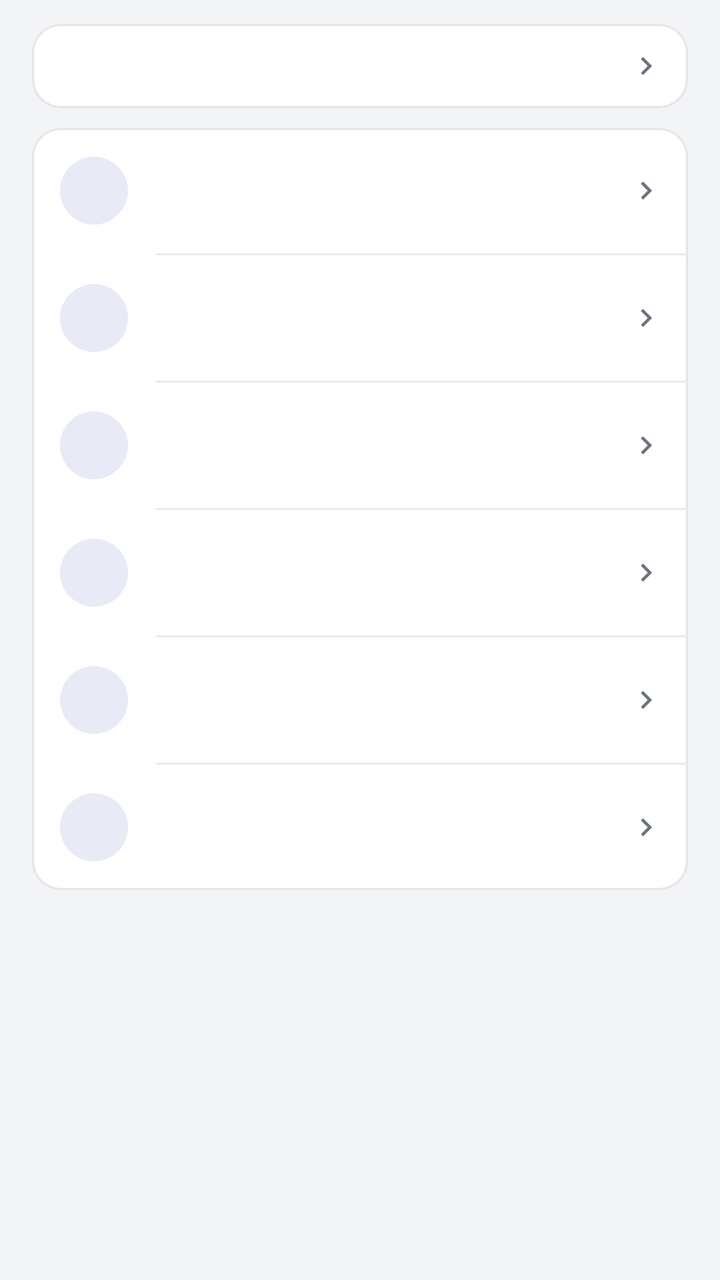
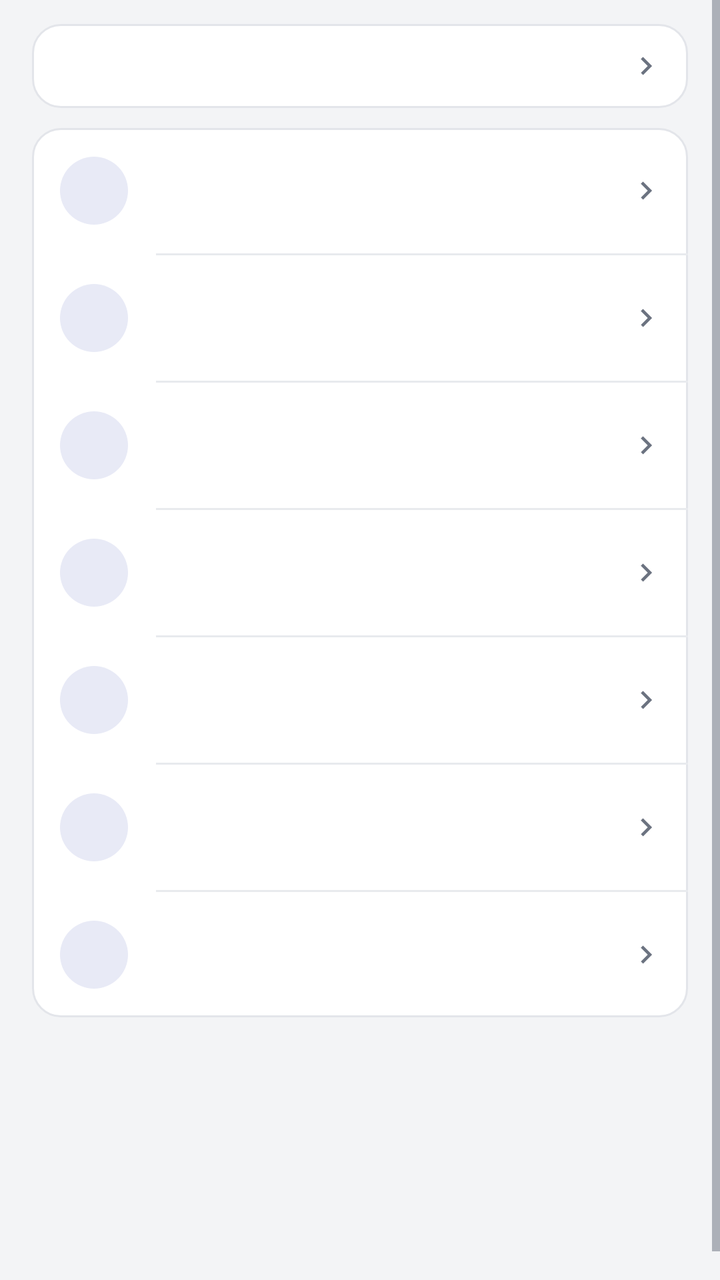

Two renders of the same Android screen: before a commit and after it. Below are the layout's source before the change and the commit's diff.
<!-- AndroidManifest.xml: activity theme AppTheme -->
<!-- res/layout/activity_mods.xml -->
<?xml version="1.0" encoding="utf-8"?>
<ScrollView xmlns:android="http://schemas.android.com/apk/res/android"
    android:id="@+id/root"
    android:layout_width="match_parent"
    android:layout_height="match_parent"
    android:background="@color/bg"
    android:fillViewport="true"
    android:scrollbars="vertical">

    <LinearLayout
        android:layout_width="match_parent"
        android:layout_height="wrap_content"
        android:orientation="vertical">

        <LinearLayout
            android:layout_width="match_parent"
            android:layout_height="wrap_content"
            android:orientation="vertical"
            android:paddingStart="@dimen/page_pad"
            android:paddingEnd="@dimen/page_pad"
            android:paddingTop="12dp"
            android:paddingBottom="14dp">

            
            <LinearLayout
                android:id="@+id/mods_status_box"
                android:layout_width="match_parent"
                android:layout_height="wrap_content"
                android:orientation="vertical"
                android:background="@drawable/card_bg_press"
                android:clickable="true"
                android:focusable="false"
                android:paddingStart="14dp"
                android:paddingEnd="12dp"
                android:paddingTop="12dp"
                android:paddingBottom="12dp">

                <LinearLayout
                    android:layout_width="match_parent"
                    android:layout_height="wrap_content"
                    android:orientation="horizontal"
                    android:gravity="center_vertical">

                    <TextView
                        android:id="@+id/mods_summary"
                        android:layout_width="0dp"
                        android:layout_height="wrap_content"
                        android:layout_weight="1"
                        android:singleLine="true"
                        android:ellipsize="end"
                        android:textSize="13sp"
                        android:textColor="@color/fg_muted" />

                    <ImageView
                        android:id="@+id/mods_chevron"
                        android:layout_width="@dimen/row_chevron"
                        android:layout_height="@dimen/row_chevron"
                        android:layout_marginStart="8dp"
                        android:src="@drawable/ic_chevron"
                        android:tint="@color/fg_muted" />
                </LinearLayout>

                
                <TextView
                    android:id="@+id/mods_fail_note"
                    android:layout_width="match_parent"
                    android:layout_height="wrap_content"
                    android:paddingTop="6dp"
                    android:textSize="13sp"
                    android:lineSpacingExtra="2dp"
                    android:textColor="@color/fg"
                    android:visibility="gone" />

                
                <TextView
                    android:id="@+id/mods_verdict"
                    android:layout_width="match_parent"
                    android:layout_height="wrap_content"
                    android:paddingTop="6dp"
                    android:textSize="13sp"
                    android:lineSpacingExtra="2dp"
                    android:textColor="@color/fg"
                    android:visibility="gone" />

                <TextView
                    android:id="@+id/mods_detail"
                    android:layout_width="match_parent"
                    android:layout_height="wrap_content"
                    android:paddingTop="8dp"
                    android:textSize="11sp"
                    android:lineSpacingExtra="4dp"
                    android:textColor="@color/fg_muted"
                    android:visibility="gone" />
            </LinearLayout>

            
            <LinearLayout
                android:layout_width="match_parent"
                android:layout_height="wrap_content"
                android:layout_marginTop="@dimen/card_gap"
                android:orientation="vertical"
                android:background="@drawable/card_bg">

                <include
                    android:id="@+id/row_mod_slot"
                    layout="@layout/row_action"
                    android:layout_width="match_parent"
                    android:layout_height="wrap_content" />

                <View
                    android:id="@+id/div_mod_slot"
                    android:layout_width="match_parent"
                    android:layout_height="1dp"
                    android:layout_marginStart="62dp"
                    android:background="@color/divider" />

                
                <include
                    android:id="@+id/row_mod_import"
                    layout="@layout/row_action"
                    android:layout_width="match_parent"
                    android:layout_height="wrap_content" />

                <View
                    android:layout_width="match_parent"
                    android:layout_height="1dp"
                    android:layout_marginStart="62dp"
                    android:background="@color/divider" />

                <include
                    android:id="@+id/row_mod_copy"
                    layout="@layout/row_action"
                    android:layout_width="match_parent"
                    android:layout_height="wrap_content" />

                <View
                    android:layout_width="match_parent"
                    android:layout_height="1dp"
                    android:layout_marginStart="62dp"
                    android:background="@color/divider" />

                
                <include
                    android:id="@+id/row_mod_conflict"
                    layout="@layout/row_action"
                    android:layout_width="match_parent"
                    android:layout_height="wrap_content" />

                <View
                    android:layout_width="match_parent"
                    android:layout_height="1dp"
                    android:layout_marginStart="62dp"
                    android:background="@color/divider" />

                <include
                    android:id="@+id/row_mod_filter"
                    layout="@layout/row_action"
                    android:layout_width="match_parent"
                    android:layout_height="wrap_content" />

                <View
                    android:layout_width="match_parent"
                    android:layout_height="1dp"
                    android:layout_marginStart="62dp"
                    android:background="@color/divider" />

                <include
                    android:id="@+id/row_mod_batch"
                    layout="@layout/row_action"
                    android:layout_width="match_parent"
                    android:layout_height="wrap_content" />
            </LinearLayout>
        </LinearLayout>

        
        <EditText
            android:id="@+id/mod_search"
            android:layout_width="match_parent"
            android:layout_height="wrap_content"
            android:layout_marginStart="@dimen/page_pad"
            android:layout_marginEnd="@dimen/page_pad"
            android:layout_marginTop="2dp"
            android:inputType="text"
            android:maxLength="60"
            android:singleLine="true"
            android:textColor="@color/fg"
            android:textColorHint="@color/fg_muted"
            android:textSize="15sp" />

        
        <TextView
            android:id="@+id/mod_filtered"
            android:layout_width="match_parent"
            android:layout_height="wrap_content"
            android:paddingStart="@dimen/page_pad"
            android:paddingEnd="@dimen/page_pad"
            android:paddingTop="6dp"
            android:textColor="@color/fg_muted"
            android:textSize="12sp"
            android:visibility="gone" />
        
        <LinearLayout
            android:id="@+id/mod_container"
            android:layout_width="match_parent"
            android:layout_height="wrap_content"
            android:orientation="vertical"
            android:paddingStart="@dimen/page_pad"
            android:paddingEnd="@dimen/page_pad"
            android:paddingBottom="12dp" />

        <TextView
            android:id="@+id/mod_empty"
            android:layout_width="match_parent"
            android:layout_height="wrap_content"
            android:padding="28dp"
            android:gravity="center"
            android:textAlignment="center"
            android:textSize="13sp"
            android:lineSpacingExtra="4dp"
            android:textColor="@color/fg_muted" />

        
        <View
            android:layout_width="match_parent"
            android:layout_height="@dimen/page_bottom_space" />
    </LinearLayout>
</ScrollView>
<!-- res/layout/row_action.xml (included above) -->
<?xml version="1.0" encoding="utf-8"?>
<LinearLayout xmlns:android="http://schemas.android.com/apk/res/android"
    android:layout_width="match_parent"
    android:layout_height="wrap_content"
    android:orientation="horizontal"
    android:gravity="center_vertical"
    android:background="?android:attr/selectableItemBackground"
    android:clickable="true"
    android:focusable="false"
    android:paddingStart="14dp"
    android:paddingEnd="12dp"
    android:paddingTop="12dp"
    android:paddingBottom="12dp">

    <FrameLayout
        android:layout_width="@dimen/row_icon_box"
        android:layout_height="@dimen/row_icon_box"
        android:background="@drawable/icon_circle">

        <ImageView
            android:id="@+id/act_icon"
            android:layout_width="@dimen/row_icon"
            android:layout_height="@dimen/row_icon"
            android:layout_gravity="center"
            android:tint="@color/accent" />
    </FrameLayout>

    <LinearLayout
        android:layout_width="0dp"
        android:layout_height="wrap_content"
        android:layout_weight="1"
        android:layout_marginStart="14dp"
        android:orientation="vertical">

        <TextView
            android:id="@+id/act_title"
            android:layout_width="match_parent"
            android:layout_height="wrap_content"
            android:singleLine="true"
            android:ellipsize="end"
            android:textSize="15sp"
            android:textColor="@color/fg" />

        <TextView
            android:id="@+id/act_sub"
            android:layout_width="match_parent"
            android:layout_height="wrap_content"
            android:paddingTop="2dp"
            android:textSize="12sp"
            android:textColor="@color/fg_muted" />
    </LinearLayout>

    <ImageView
        android:layout_width="@dimen/row_chevron"
        android:layout_height="@dimen/row_chevron"
        android:layout_marginStart="8dp"
        android:src="@drawable/ic_chevron"
        android:tint="@color/fg_muted" />
</LinearLayout>
<!-- resources referenced by this layout -->
<resources>
  <color name="accent">#FF3F51B5</color>
  <color name="bg">#FFF3F4F6</color>
  <color name="divider">#FFE8EAEE</color>
  <color name="fg">#FF1A1C1E</color>
  <color name="fg_muted">#FF6B7280</color>
  <dimen name="card_gap">10dp</dimen>
  <dimen name="page_bottom_space">24dp</dimen>
  <dimen name="page_pad">16dp</dimen>
  <dimen name="row_chevron">18dp</dimen>
  <dimen name="row_icon">22dp</dimen>
  <dimen name="row_icon_box">34dp</dimen>
  <!-- drawable card_bg (drawable) -->
  <?xml version="1.0" encoding="utf-8"?>
  <shape xmlns:android="http://schemas.android.com/apk/res/android"
      android:shape="rectangle">
      <solid android:color="@color/card" />
      <corners android:radius="14dp" />
      <stroke android:width="1dp" android:color="@color/card_stroke" />
  </shape>
  <!-- drawable card_bg_press (drawable) -->
  <?xml version="1.0" encoding="utf-8"?>
  <selector xmlns:android="http://schemas.android.com/apk/res/android">
      <item android:state_pressed="true">
          <shape android:shape="rectangle">
              <solid android:color="@color/card_press" />
              <corners android:radius="14dp" />
              <stroke android:width="1dp" android:color="@color/card_stroke" />
          </shape>
      </item>
      <item>
          <shape android:shape="rectangle">
              <solid android:color="@color/card" />
              <corners android:radius="14dp" />
              <stroke android:width="1dp" android:color="@color/card_stroke" />
          </shape>
      </item>
  </selector>
  <!-- drawable ic_chevron (drawable) -->
  <?xml version="1.0" encoding="utf-8"?>
  <vector xmlns:android="http://schemas.android.com/apk/res/android"
      android:width="24dp"
      android:height="24dp"
      android:viewportWidth="24"
      android:viewportHeight="24">
      <path
          android:fillColor="@color/icon_tint"
          android:pathData="M10,6L8.59,7.41 13.17,12l-4.58,4.59L10,18l6,-6z" />
  </vector>
  <!-- drawable icon_circle (drawable) -->
  <?xml version="1.0" encoding="utf-8"?>
  <shape xmlns:android="http://schemas.android.com/apk/res/android"
      android:shape="oval">
      <solid android:color="@color/accent_soft" />
  </shape>
  <color name="card">#FFFFFFFF</color>
  <color name="card_stroke">#FFE3E5EA</color>
  <color name="card_press">#FFEFF1F5</color>
  <color name="icon_tint">#FF5F6368</color>
  <color name="accent_soft">#FFE8EAF6</color>
  <color name="appbar">#FF3F51B5</color>
  <color name="statusbar">#FF303F9F</color>
  <style name="AppBarStyle" parent="android:Widget.Material.ActionBar.Solid">
          <item name="android:background">@color/appbar</item>
          
          <item name="android:elevation">0dp</item>
          
          <item name="android:contentInsetStart">16dp</item>
          <item name="android:titleTextStyle">@style/AppBarTitle</item>
      </style>
  <style name="AppDialogTheme" parent="android:Theme.Material.Light.Dialog.Alert">
          <item name="android:windowBackground">@drawable/dlg_bg</item>
          <item name="android:colorAccent">@color/accent</item>
          <item name="android:textColorPrimary">@color/fg</item>
          <item name="android:textColorSecondary">@color/fg_muted</item>
          <item name="android:colorControlNormal">@color/fg_muted</item>
      </style>
  <style name="AppBarTitle" parent="android:TextAppearance.Material.Widget.ActionBar.Title">
          <item name="android:textColor">@color/on_appbar</item>
          <item name="android:textSize">20sp</item>
          <item name="android:fontFamily">sans-serif-medium</item>
      </style>
  <!-- drawable dlg_bg (drawable) -->
  <?xml version="1.0" encoding="utf-8"?>
  <inset xmlns:android="http://schemas.android.com/apk/res/android"
      android:inset="16dp">
      <shape android:shape="rectangle">
          <solid android:color="@color/card" />
          <corners android:radius="14dp" />
          <stroke android:width="1dp" android:color="@color/card_stroke" />
      </shape>
  </inset>
  <color name="on_appbar">#FFFFFFFF</color>
</resources>

<!-- the commit's change to res/layout/activity_mods.xml (unified diff, before → after) -->
@@ -129,6 +129,19 @@
 
                 <include
                     android:id="@+id/row_mod_copy"
+                    layout="@layout/row_action"
+                    android:layout_width="match_parent"
+                    android:layout_height="wrap_content" />
+
+                <View
+                    android:layout_width="match_parent"
+                    android:layout_height="1dp"
+                    android:layout_marginStart="62dp"
+                    android:background="@color/divider" />
+
+                
+                <include
+                    android:id="@+id/row_mod_export"
                     layout="@layout/row_action"
                     android:layout_width="match_parent"
                     android:layout_height="wrap_content" />
